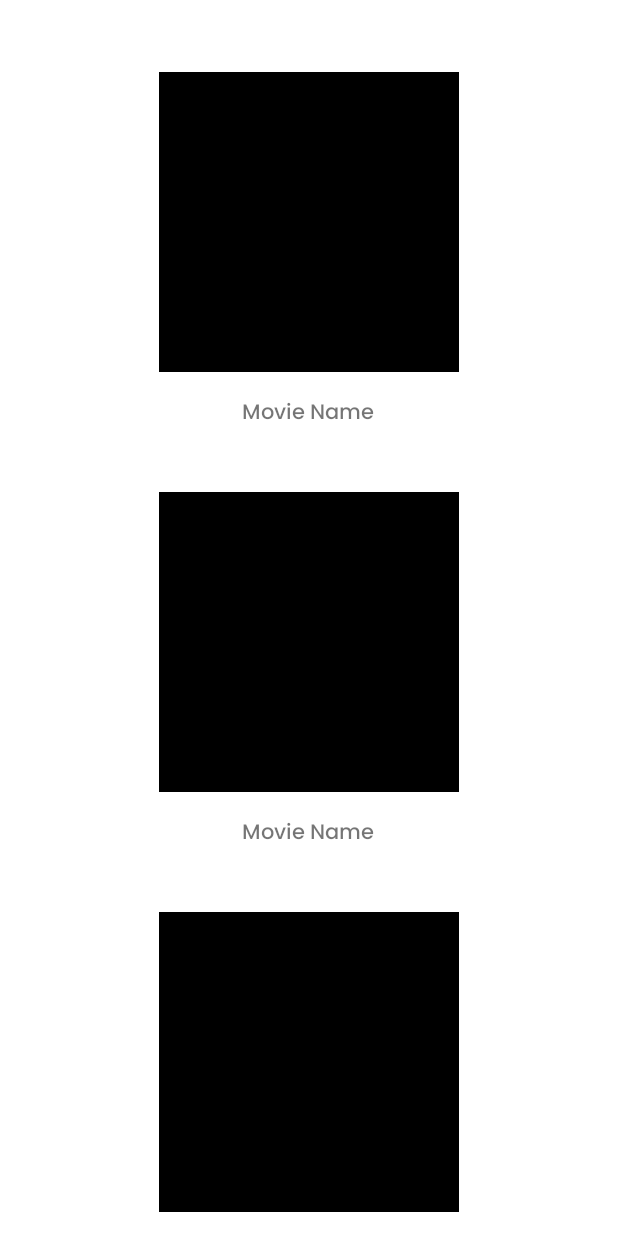
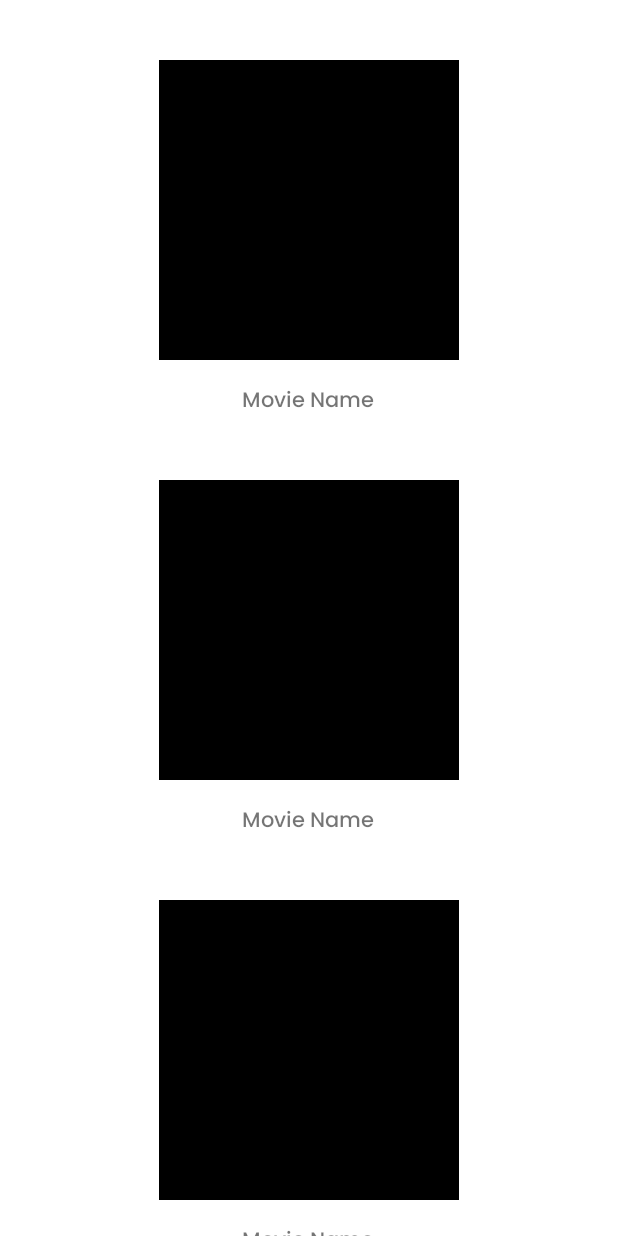
Before and after one commit to a7medelnoor/MovieSharingApplication, an Android app: the layout fragment_grid.xml on its own in the app's theme, with its tools: preview values and no code run, on a phone screen of 412 x 824 dp. Run offline under Robolectric (Android 15) with nearby library versions, the phone set to English and light mode, and no system bars; plain views replace SimpleDraweeView.

Commit message:
change the width and height of recyclerview and add context class

```diff
--- a/app/src/main/res/layout/fragment_grid.xml
+++ b/app/src/main/res/layout/fragment_grid.xml
@@ -5,12 +5,12 @@
     android:id="@+id/frameLayout"
     android:layout_width="match_parent"
     android:layout_height="match_parent"
-    tools:context=".ui.fragments.movies.grid.GridFragment">
+    tools:context="com.a7medelnoor.moviesharingapplication.ui.fragments.movies.grid.GridFragment">
 
     <androidx.recyclerview.widget.RecyclerView
         android:id="@+id/recyclerView"
-        android:layout_width="0dp"
-        android:layout_height="0dp"
+        android:layout_width="wrap_content"
+        android:layout_height="wrap_content"
         android:layout_marginStart="8dp"
         android:layout_marginTop="8dp"
         android:layout_marginEnd="8dp"
@@ -23,7 +23,7 @@
 
     <ProgressBar
         android:visibility="gone"
-        android:id="@+id/progress_bar"
+        android:id="@+id/progress_br"
         android:layout_width="wrap_content"
         android:layout_height="wrap_content"
         app:layout_constraintBottom_toBottomOf="@+id/recyclerView"
```
